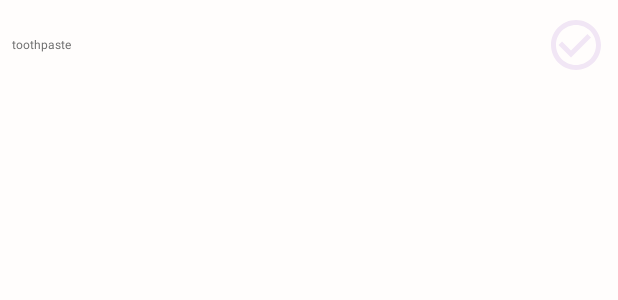
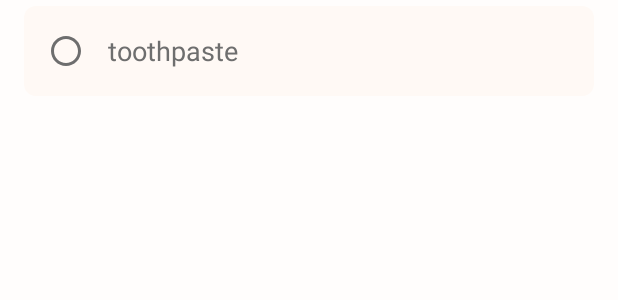
Before and after one commit to martyna-g/budget-buddy, an Android app: the layout item_shopping.xml on its own in the app's theme, with its tools: preview values and no code run, on a phone screen of 412 x 824 dp. Shown: the top 300 px of the screen. Run offline under Robolectric (Android 15) with nearby library versions, the light colour scheme and no system bars.

Commit message:
Update shopping item design

```diff
--- /dev/null
+++ b/app/src/main/res/drawable/outline_circle_24.xml
@@ -0,0 +1,5 @@
+<vector xmlns:android="http://schemas.android.com/apk/res/android" android:height="24dp" android:tint="#000000" android:viewportHeight="24" android:viewportWidth="24" android:width="24dp">
+
+    <path android:fillColor="@android:color/white" android:pathData="M12,2C6.47,2 2,6.47 2,12c0,5.53 4.47,10 10,10s10,-4.47 10,-10C22,6.47 17.53,2 12,2zM12,20c-4.42,0 -8,-3.58 -8,-8c0,-4.42 3.58,-8 8,-8s8,3.58 8,8C20,16.42 16.42,20 12,20z"/>
+
+</vector>
--- a/app/src/main/res/layout/item_shopping.xml
+++ b/app/src/main/res/layout/item_shopping.xml
@@ -1,42 +1,47 @@
 <?xml version="1.0" encoding="utf-8"?>
 <androidx.constraintlayout.widget.ConstraintLayout xmlns:android="http://schemas.android.com/apk/res/android"
+    xmlns:app="http://schemas.android.com/apk/res-auto"
+    xmlns:tools="http://schemas.android.com/tools"
     android:layout_width="match_parent"
     android:layout_height="wrap_content"
-    xmlns:tools="http://schemas.android.com/tools"
-    xmlns:app="http://schemas.android.com/apk/res-auto">
+    android:layout_marginStart="@dimen/margin_medium_16"
+    android:layout_marginTop="@dimen/margin_extra_small_4"
+    android:layout_marginEnd="@dimen/margin_medium_16"
+    android:background="@drawable/item_view_background">
 
     <com.google.android.material.textview.MaterialTextView
         android:id="@+id/text_shopping_item_name"
-        android:layout_width="300dp"
+        android:layout_width="0dp"
         android:layout_height="60dp"
         android:gravity="center_vertical"
-        android:layout_marginStart="@dimen/margin_large"
-        android:textSize="@dimen/text_size_medium"
+        android:padding="@dimen/padding_medium_16"
+        android:textSize="@dimen/text_size_medium_18"
+        app:layout_constraintEnd_toEndOf="parent"
+        app:layout_constraintStart_toEndOf="@id/image_shopping_item_unchecked"
         app:layout_constraintTop_toTopOf="parent"
-        app:layout_constraintStart_toStartOf="parent"
-        tools:text="toothpaste"/>
+        tools:text="toothpaste" />
 
     <androidx.appcompat.widget.AppCompatImageView
         android:id="@+id/image_shopping_item_unchecked"
-        android:layout_width="40dp"
-        android:layout_height="40dp"
-        android:src="@drawable/baseline_check_circle_outline_24"
-        android:tint="@color/light_grey"
-        android:layout_marginEnd="@dimen/margin_large"
-        app:layout_constraintEnd_toEndOf="parent"
-        app:layout_constraintTop_toTopOf="@id/text_shopping_item_name"
-        app:layout_constraintBottom_toBottomOf="@id/text_shopping_item_name" />
+        android:layout_width="wrap_content"
+        android:layout_height="wrap_content"
+        android:layout_margin="@dimen/margin_medium_16"
+        android:src="@drawable/outline_circle_24"
+        android:tint="?attr/colorOnBackground"
+        app:layout_constraintBottom_toBottomOf="@id/text_shopping_item_name"
+        app:layout_constraintStart_toStartOf="parent"
+        app:layout_constraintTop_toTopOf="@id/text_shopping_item_name" />
 
     <androidx.appcompat.widget.AppCompatImageView
         android:id="@+id/image_shopping_item_checked"
-        android:layout_width="40dp"
-        android:layout_height="40dp"
+        android:layout_width="wrap_content"
+        android:layout_height="wrap_content"
+        android:layout_margin="@dimen/margin_medium_16"
         android:src="@drawable/baseline_check_circle_outline_24"
-        android:tint="@color/green"
-        android:layout_marginEnd="@dimen/margin_large"
+        android:tint="@color/light_primary"
         android:visibility="gone"
-        app:layout_constraintEnd_toEndOf="parent"
-        app:layout_constraintTop_toTopOf="@id/text_shopping_item_name"
-        app:layout_constraintBottom_toBottomOf="@id/text_shopping_item_name" />
+        app:layout_constraintBottom_toBottomOf="@id/text_shopping_item_name"
+        app:layout_constraintStart_toStartOf="parent"
+        app:layout_constraintTop_toTopOf="@id/text_shopping_item_name" />
 
 </androidx.constraintlayout.widget.ConstraintLayout>
--- a/app/src/main/res/values/styles.xml
+++ b/app/src/main/res/values/styles.xml
@@ -21,6 +21,10 @@
         <item name="android:layout_margin">@dimen/margin_small_8</item>
     </style>
 
+    <style name="BudgetBuddy.Button.IconOnly.Outlined" parent="Widget.Material3.Button.IconButton">
+        <item name="iconTint">@color/light_primary</item>
+    </style>
+
     <style name="BudgetBuddy.ToolbarTitleTextAppearance" parent="TextAppearance.Material3.HeadlineLarge">
         <item name="android:textSize">@dimen/text_size_large_22</item>
         <item name="android:textStyle">bold</item>
```
